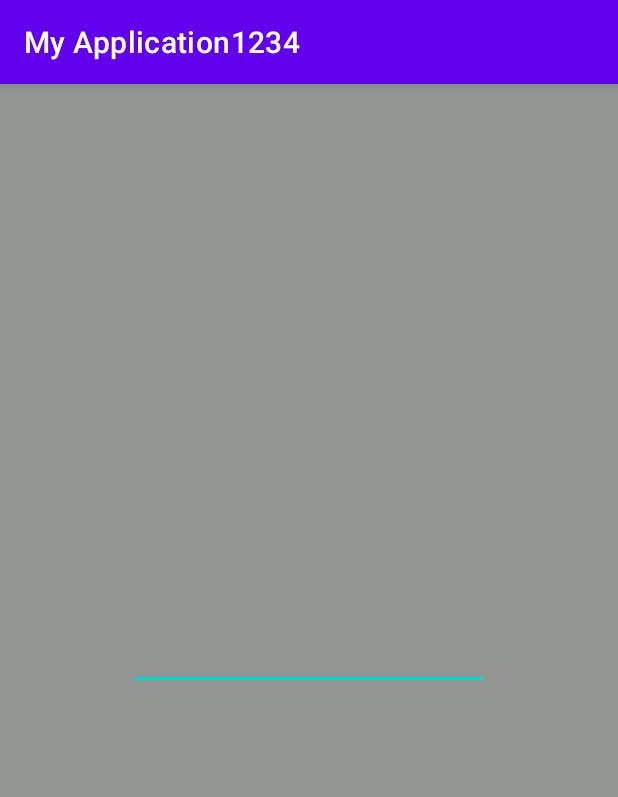
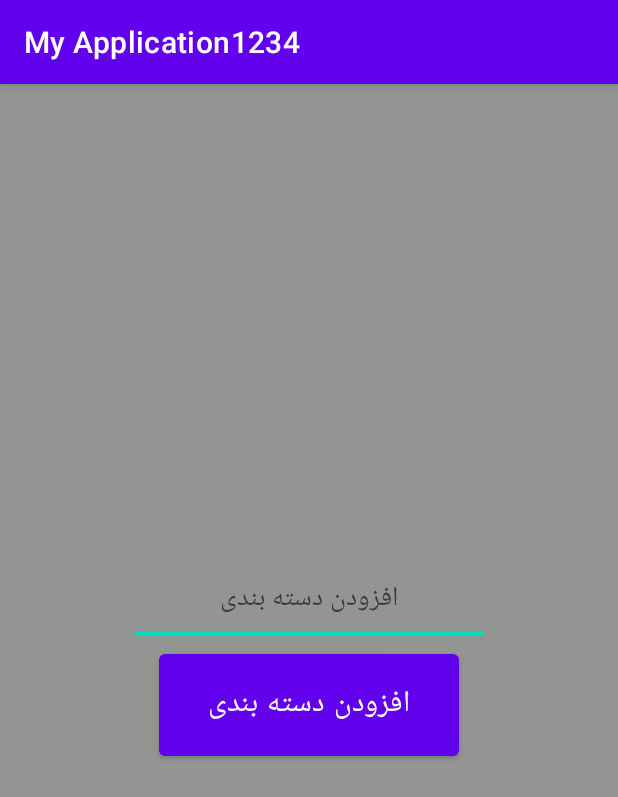
Before and after one commit to moeeenn/accountantApp, an Android app: the MainActivity2 screen opened directly, with no data from a screen before it, on a phone screen of 412 x 824 dp. Shown: the top 797 px of the screen. Run offline under Robolectric (Android 15) with nearby library versions, the phone set to English and light mode, and no system bars.

Commit message:
initial commit

```diff
--- a/app/src/main/res/layout/activity_main2.xml
+++ b/app/src/main/res/layout/activity_main2.xml
@@ -12,9 +12,16 @@
         android:background="@color/color1"
         android:orientation="vertical">
         <EditText
+            android:hint="@string/input_category"
             android:layout_width="240dp"
-            android:layout_height="40dp"
+            android:layout_height="60dp"
+            android:textAlignment="center"
             />
+        <Button
+            android:layout_width="200dp"
+            android:text="@string/btn_add_category"
+            android:textSize="20sp"
+            android:layout_height="80dp"/>
 
 
     </LinearLayout>
--- a/app/src/main/res/values/strings.xml
+++ b/app/src/main/res/values/strings.xml
@@ -4,5 +4,6 @@
     <string name="btn_add_product">افزودن محصول</string>
     <string name="btn_product_list">لیست محصولات</string>
     <string name="btn_add_category">افزودن دسته بندی</string>
+    <string name="input_category">افزودن دسته بندی</string>
 
 </resources>
```
